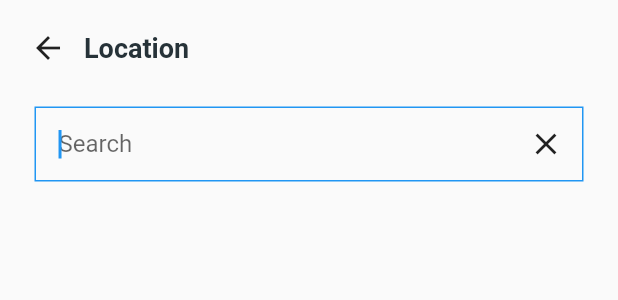
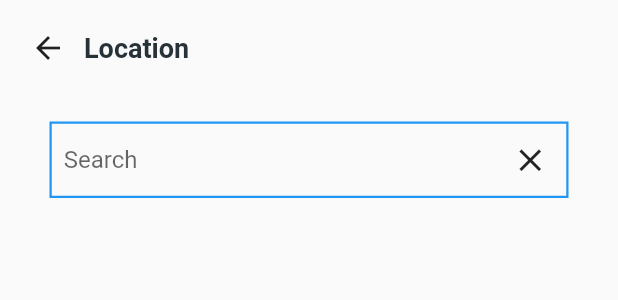
Before and after one commit to Pranav2918/UI_Design, a Flutter app: the LocationBottomsheet widget shown alone on an empty page, opened directly, on a phone screen of 412 x 824 dp. Shown: the top 300 px of the screen. Run offline on Flutter 3.47's test engine with Material 2 defaults, Android fonts, the phone set to English and light mode, and no system bars; drawn by our look-alikes of flutter_typeahead; our stand-ins replace font_awesome_flutter, share; network calls fail.

Commit message:
Implementing TypeAhead in search

```diff
--- a/lib/main.dart
+++ b/lib/main.dart
@@ -74,6 +74,10 @@ class _MainPageState extends State<MainPage> {
 class Extra extends StatelessWidget {
   @override
   Widget build(BuildContext context) {
-    return Scaffold();
+    return Scaffold(
+      body: Center(
+          child: Text('Design Come Soon',
+              style: TextStyle(color: Colors.black, fontSize: 28))),
+    );
   }
 }
--- a/lib/screens/platforms/details.dart
+++ b/lib/screens/platforms/details.dart
@@ -50,7 +50,7 @@ class Details extends StatelessWidget {
                     Positioned(
                       top: MediaQuery.of(context).size.height < mainSize
                           ? 180
-                          : 170,
+                          : 190,
                       left: 15,
                       child: Container(
                         child: platformCard[index].logo,
--- a/lib/screens/tutoring/onlineteaching.dart
+++ b/lib/screens/tutoring/onlineteaching.dart
@@ -62,7 +62,7 @@ Widget listTileSubTitle(int index) {
       ),
       SizedBox(height: 15),
       Container(
-        margin: EdgeInsets.only(left: 8, bottom: 8),
+        margin: EdgeInsets.only(left: 2, bottom: 8),
         child: Text(onlineTeachers[index]['class'],
             style: TextStyle(color: Colors.black, fontSize: 16)),
       ),
--- a/lib/screens/tutoring/tutoringview.dart
+++ b/lib/screens/tutoring/tutoringview.dart
@@ -65,13 +65,14 @@ class _TutoringViewState extends State<TutoringView> {
                             mainAxisAlignment: MainAxisAlignment.center,
                             children: [
                               Icon(Icons.video_call,
-                                  color:
-                                      selectedTab ? Colors.grey : Colors.blue),
+                                  color: selectedTab
+                                      ? Colors.grey[800]
+                                      : Colors.blue),
                               SizedBox(width: 5),
                               Text('Online',
                                   style: TextStyle(
                                       color: selectedTab
-                                          ? Colors.grey
+                                          ? Colors.grey[800]
                                           : Colors.blue)),
                             ],
                           ),
@@ -103,14 +104,15 @@ class _TutoringViewState extends State<TutoringView> {
                             mainAxisAlignment: MainAxisAlignment.center,
                             children: [
                               Icon(Icons.person,
-                                  color:
-                                      selectedTab ? Colors.blue : Colors.grey),
+                                  color: selectedTab
+                                      ? Colors.blue
+                                      : Colors.grey[800]),
                               SizedBox(width: 5),
                               Text('In Person',
                                   style: TextStyle(
                                       color: selectedTab
                                           ? Colors.blue
-                                          : Colors.grey)),
+                                          : Colors.grey[800])),
                             ],
                           ),
                         ),
@@ -131,7 +133,7 @@ class _TutoringViewState extends State<TutoringView> {
                         );
                       },
                       icon: FaIcon(FontAwesomeIcons.filter,
-                          size: 18, color: Colors.grey)),
+                          size: 18, color: Colors.grey[800])),
                 ],
               ),
             ),
--- /dev/null
+++ b/lib/widgets/searchlocation.dart
@@ -0,0 +1,81 @@
+import 'package:flutter/material.dart';
+import 'package:flutter_typeahead/flutter_typeahead.dart';
+
+class SearchLocation extends StatefulWidget {
+  @override
+  _SearchLocationState createState() => _SearchLocationState();
+}
+
+class _SearchLocationState extends State<SearchLocation> {
+  static const location_list = [
+    'Berlin',
+    'Bermen',
+    'Germany',
+    'Saarland',
+    'Beirut',
+    'India',
+    'Indonesia',
+    'Japan',
+    'Jamaica',
+    'USA',
+    'UK',
+    'New Zealand',
+    'New-York',
+    'Netherlands',
+    'Istanbul',
+    'Somalia',
+    'South Africa',
+    'Georgia',
+    'Nepal',
+    'China'
+  ];
+
+  final TextEditingController _textEditingController = TextEditingController();
+  @override
+  Widget build(BuildContext context) {
+    return Container(
+      width: MediaQuery.of(context).size.width,
+      margin: EdgeInsets.symmetric(horizontal: 25, vertical: 25),
+      decoration:
+          BoxDecoration(border: Border.all(color: Colors.blue, width: 1.5)),
+      child: Row(
+        mainAxisAlignment: MainAxisAlignment.spaceBetween,
+        children: <Widget>[
+          Container(
+            width: 150,
+            child: Padding(
+              padding: const EdgeInsets.only(left: 8.0),
+              child: TypeAheadField(
+                suggestionsCallback: (pattern) => location_list.where((item) =>
+                    item.toLowerCase().contains(pattern.toLowerCase())),
+                itemBuilder: (_, String item) => ListTile(title: Text(item)),
+                onSuggestionSelected: (String val) {
+                  this._textEditingController.text = val;
+                  print(val);
+                },
+                getImmediateSuggestions: true,
+                hideSuggestionsOnKeyboardHide: true,
+                hideOnEmpty: false,
+                noItemsFoundBuilder: (context) => Padding(
+                    padding: EdgeInsets.all(8.0),
+                    child: Text('No Location Found')),
+                textFieldConfiguration: TextFieldConfiguration(
+                    decoration: InputDecoration(
+                        hintText: 'Search', border: InputBorder.none),
+                    controller: _textEditingController),
+              ),
+            ),
+          ),
+          IconButton(
+            icon: Icon(Icons.close, size: 25),
+            onPressed: () {
+              setState(() {
+                _textEditingController.clear();
+              });
+            },
+          ),
+        ],
+      ),
+    );
+  }
+}
--- a/lib/widgets/tutoringPopUp.dart
+++ b/lib/widgets/tutoringPopUp.dart
@@ -1,6 +1,7 @@
 import 'package:flutter/material.dart';
 import 'package:font_awesome_flutter/font_awesome_flutter.dart';
 import 'package:task_5/data/tutoring/tutorlist.dart';
+import 'package:task_5/widgets/searchlocation.dart';
 
 Widget popup(BuildContext context, TextEditingController controller) {
   return Container(
@@ -147,6 +148,7 @@ class _LocationBottomsheetState extends State<LocationBottomsheet> {
       padding: const EdgeInsets.all(8.0),
       child: Container(
         height: 500,
+        child: SingleChildScrollView(
           child: Column(
             mainAxisSize: MainAxisSize.min,
             mainAxisAlignment: MainAxisAlignment.start,
@@ -164,66 +166,11 @@ class _LocationBottomsheetState extends State<LocationBottomsheet> {
                           fontSize: 18))
                 ],
               ),
-            Container(
-              margin: EdgeInsets.only(top: 15, left: 15, right: 15),
-              decoration: BoxDecoration(border: Border.all(color: Colors.blue)),
-              width: MediaQuery.of(context).size.width,
-              child: Row(
-                mainAxisAlignment: MainAxisAlignment.spaceBetween,
-                children: [
-                  Container(
-                    margin: EdgeInsets.only(left: 15),
-                    width: MediaQuery.of(context).size.width / 2,
-                    child: TextField(
-                      decoration: InputDecoration(
-                          hintText: 'Search', border: InputBorder.none),
-                      autofocus: true,
-                      controller: controller,
-                      onChanged: (val) {
-                        setState(() {
-                          text = val;
-                        });
-
-                        // print(text);
-                      },
-                    ),
-                  ),
-                  IconButton(
-                      onPressed: () => clearText(controller),
-                      icon: Icon(Icons.close))
+              SearchLocation()
             ],
           ),
-            ),
-            ListView.builder(
-              shrinkWrap: true,
-              primary: false,
-              itemCount: 1,
-              itemBuilder: (context, index) {
-                return ListTile(
-                    onTap: () {
-                      controller.text = text!;
-                    },
-                    title: Text((text = controller.text.startsWith('c')
-                        ? teachers[0]['location']
-                        : text = controller.text.startsWith('u')
-                            ? teachers[1]['location']
-                            : text = controller.text.startsWith('g')
-                                ? teachers[2]['location']
-                                : '')));
-              },
-            ),
-          ],
         ),
       ),
     );
   }
 }
-
-
-// (text == 'canada'
-//                         ? teachers[0]['location']
-//                         : text == 'usa'
-//                             ? teachers[1]['location']
-//                             : text == 'germany'
-//                                 ? teachers[2]['location']
-//                                 : '')
```
Also changed, not shown: 24 other files. Lines whose indentation alone changed are shown as unchanged.
